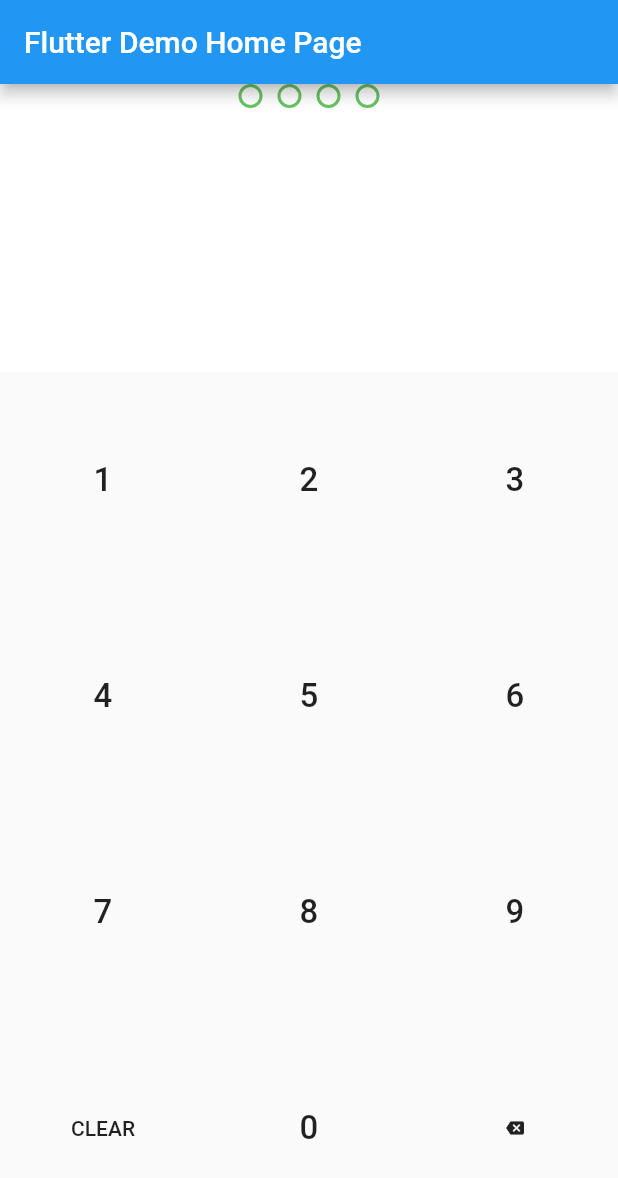
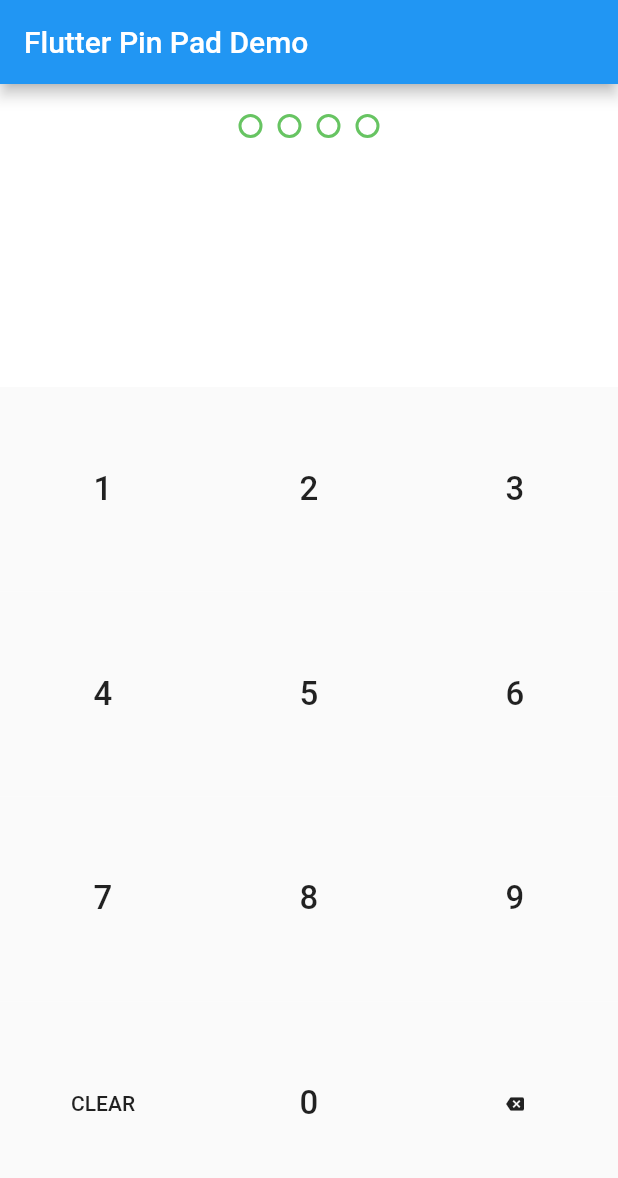
Before and after one commit to abolajibisiriyu/flutter_pin_pad, a Flutter app: the screen it shows after launch, on a phone screen of 412 x 824 dp. Shown: the top 1178 px of the screen. Run offline on Flutter 3.47's test engine with Material 2 defaults, Android fonts, the phone set to English and light mode, and no system bars.

Commit message:
lil ui house keeping on basic usage sample

```diff
--- a/example/lib/main.dart
+++ b/example/lib/main.dart
@@ -12,7 +12,7 @@ class MyApp extends StatelessWidget {
       theme: ThemeData(
         primarySwatch: Colors.blue,
       ),
-      home: MyHomePage(title: 'Flutter Demo Home Page'),
+      home: MyHomePage(title: 'Flutter Pin Pad Demo'),
     );
   }
 }
@@ -30,10 +30,13 @@ class _MyHomePageState extends State<MyHomePage> {
   @override
   Widget build(BuildContext context) {
     return Scaffold(
+      backgroundColor: Colors.white,
       appBar: AppBar(
         title: Text(widget.title),
       ),
       body: Container(
+        color: Colors.white,
+        padding: EdgeInsets.symmetric(vertical: 20),
         child: PinPad(
           onSubmit: (String pin) {
             print("PIN: $pin");
```
Also changed, not shown: 1 other file.
